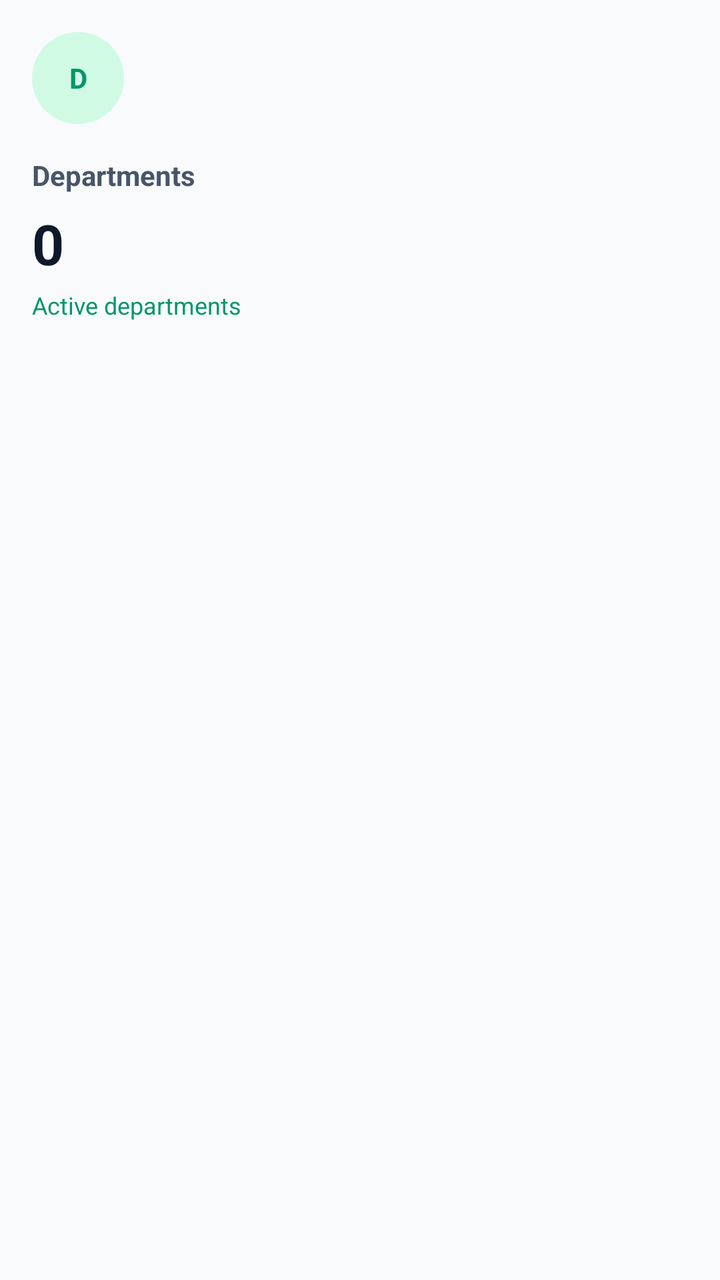
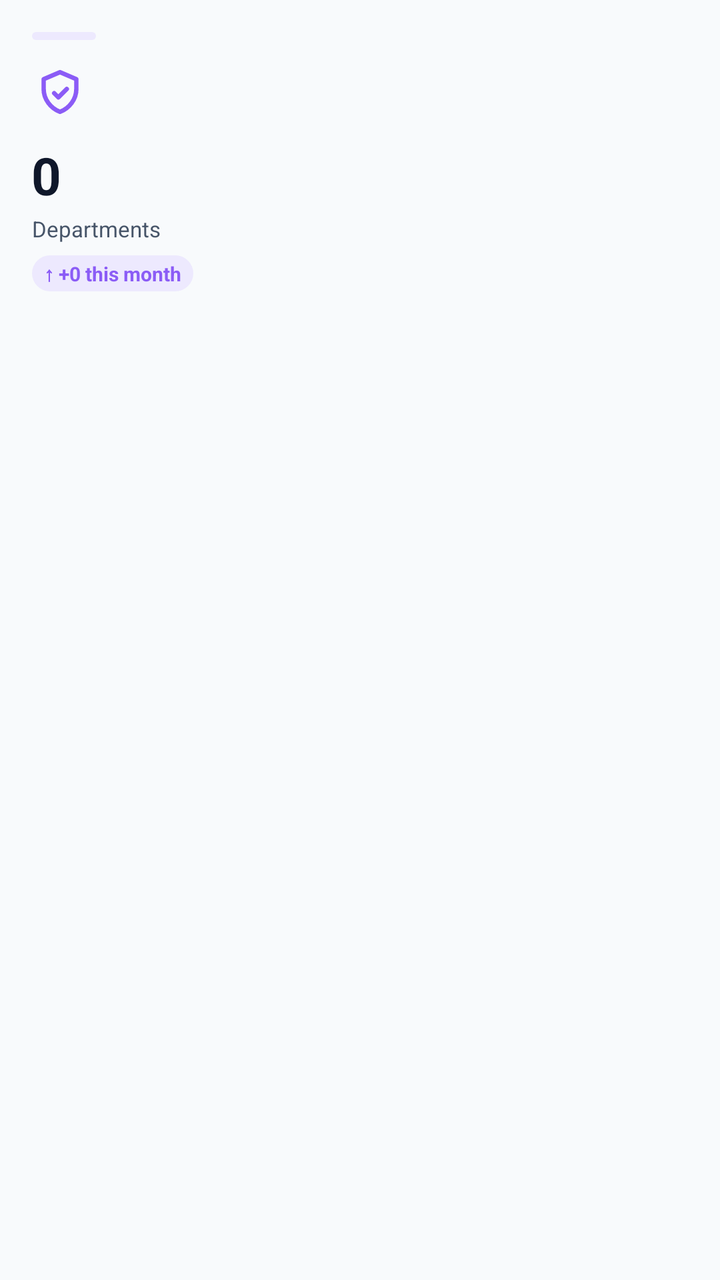

Before-and-after screenshots of an Android layout around one commit, followed by the original layout XML and the change that was made.
<!-- AndroidManifest.xml: application theme Theme.VirtualLabAdmin -->
<!-- res/layout/item_dashboard_security.xml -->
﻿<?xml version="1.0" encoding="utf-8"?>
<LinearLayout xmlns:android="http://schemas.android.com/apk/res/android"
    android:layout_width="match_parent"
    android:layout_height="wrap_content"
    android:orientation="vertical"
    android:padding="@dimen/space_md">

    <TextView
        android:layout_width="46dp"
        android:layout_height="46dp"
        android:background="@drawable/bg_chip_green_soft"
        android:gravity="center"
        android:text="D"
        android:textColor="@color/success"
        android:textStyle="bold" />

    <TextView
        android:layout_width="wrap_content"
        android:layout_height="wrap_content"
        android:layout_marginTop="@dimen/space_md"
        android:text="Departments"
        android:textColor="@color/text_muted"
        android:textStyle="bold" />

    <TextView
        android:id="@+id/statDepartments"
        android:layout_width="wrap_content"
        android:layout_height="wrap_content"
        android:layout_marginTop="6dp"
        android:text="0"
        android:textColor="@color/text_primary"
        android:textSize="28sp"
        android:textStyle="bold" />

    <TextView
        android:layout_width="wrap_content"
        android:layout_height="wrap_content"
        android:layout_marginTop="4dp"
        android:text="Active departments"
        android:textColor="@color/success"
        android:textSize="12sp" />
</LinearLayout>
<!-- resources referenced by this layout -->
<resources>
  <color name="success">#059669</color>
  <color name="text_muted">#475569</color>
  <color name="text_primary">#0F172A</color>
  <dimen name="space_md">16dp</dimen>
  <!-- drawable bg_chip_green_soft (drawable) -->
  <?xml version="1.0" encoding="utf-8"?>
  <shape xmlns:android="http://schemas.android.com/apk/res/android">
      <corners android:radius="999dp" />
      <solid android:color="@color/chip_green_bg" />
  </shape>
  <color name="chip_green_bg">#D1FAE5</color>
  <color name="brand">#4F46E5</color>
  <color name="bg_surface">#FFFFFF</color>
  <color name="stroke">#E2E8F0</color>
  <color name="bg_dark">#F8FAFC</color>
  <style name="Widget.VirtualLab.Button" parent="Widget.Material3.Button">
          <item name="android:textAllCaps">false</item>
          <item name="android:insetLeft">0dp</item>
          <item name="android:insetRight">0dp</item>
          <item name="android:insetTop">0dp</item>
          <item name="android:insetBottom">0dp</item>
          <item name="android:minHeight">@dimen/btn_h</item>
          <item name="cornerRadius">@dimen/radius_lg</item>
          <item name="android:letterSpacing">0</item>
          <item name="elevation">0dp</item>
      </style>
  <style name="Widget.VirtualLab.TextInputLayout.Outlined" parent="Widget.Material3.TextInputLayout.OutlinedBox">
          <item name="boxStrokeColor">@color/stroke</item>
          <item name="hintTextColor">@color/text_muted</item>
          <item name="boxStrokeWidth">1dp</item>
          <item name="boxStrokeWidthFocused">2dp</item>
          <item name="boxCornerRadiusTopStart">@dimen/radius_lg</item>
          <item name="boxCornerRadiusTopEnd">@dimen/radius_lg</item>
          <item name="boxCornerRadiusBottomStart">@dimen/radius_lg</item>
          <item name="boxCornerRadiusBottomEnd">@dimen/radius_lg</item>
          <item name="boxBackgroundColor">@android:color/white</item>
      </style>
  <style name="Widget.VirtualLab.Card" parent="Widget.Material3.CardView.Outlined">
          <item name="cardBackgroundColor">@color/bg_surface</item>
          <item name="strokeColor">@color/stroke</item>
          <item name="strokeWidth">1dp</item>
          <item name="cardCornerRadius">@dimen/radius_lg</item>
          <item name="cardElevation">2dp</item>
          <item name="cardUseCompatPadding">true</item>
      </style>
  <dimen name="btn_h">54dp</dimen>
  <dimen name="radius_lg">22dp</dimen>
  <!-- unchanged entries left out for length: 1 -->
</resources>

<!-- the commit's change to res/layout/item_dashboard_security.xml (unified diff, before → after) -->
@@ -1,42 +1,58 @@
-﻿<?xml version="1.0" encoding="utf-8"?>
+<?xml version="1.0" encoding="utf-8"?>
 <LinearLayout xmlns:android="http://schemas.android.com/apk/res/android"
+    xmlns:app="http://schemas.android.com/apk/res-auto"
     android:layout_width="match_parent"
     android:layout_height="wrap_content"
     android:orientation="vertical"
-    android:padding="@dimen/space_md">
+    android:padding="16dp">
 
-    <TextView
-        android:layout_width="46dp"
-        android:layout_height="46dp"
-        android:background="@drawable/bg_chip_green_soft"
-        android:gravity="center"
-        android:text="D"
-        android:textColor="@color/success"
-        android:textStyle="bold" />
+    
+    <View
+        android:layout_width="32dp"
+        android:layout_height="4dp"
+        android:background="@drawable/bg_chip_purple_soft"
+        android:layout_marginBottom="12dp" />
 
-    <TextView
-        android:layout_width="wrap_content"
-        android:layout_height="wrap_content"
-        android:layout_marginTop="@dimen/space_md"
-        android:text="Departments"
-        android:textColor="@color/text_muted"
-        android:textStyle="bold" />
+    
+    <ImageView
+        android:layout_width="28dp"
+        android:layout_height="28dp"
+        android:src="@drawable/ic_security_24"
+        app:tint="@color/purple"
+        android:layout_marginBottom="10dp" />
 
+    
     <TextView
         android:id="@+id/statDepartments"
         android:layout_width="wrap_content"
         android:layout_height="wrap_content"
-        android:layout_marginTop="6dp"
         android:text="0"
         android:textColor="@color/text_primary"
-        android:textSize="28sp"
-        android:textStyle="bold" />
+        android:textSize="26sp"
+        android:textStyle="bold"
+        android:letterSpacing="-0.02" />
 
+    
     <TextView
         android:layout_width="wrap_content"
         android:layout_height="wrap_content"
-        android:layout_marginTop="4dp"
-        android:text="Active departments"
-        android:textColor="@color/success"
-        android:textSize="12sp" />
+        android:text="Departments"
+        android:textColor="@color/text_muted"
+        android:textSize="11sp"
+        android:layout_marginTop="2dp" />
+
+    
+    <TextView
+        android:id="@+id/statDepartmentsTrend"
+        android:layout_width="wrap_content"
+        android:layout_height="wrap_content"
+        android:text="↑ +0 this month"
+        android:textColor="@color/purple"
+        android:textSize="10sp"
+        android:textStyle="bold"
+        android:layout_marginTop="6dp"
+        android:background="@drawable/bg_chip_purple_soft"
+        android:paddingHorizontal="6dp"
+        android:paddingVertical="2dp" />
+
 </LinearLayout>
<!-- resource entries referenced after the edit -->
@@ -1,16 +1,36 @@
 <!-- resources referenced by this layout -->
 <resources>
-  <color name="success">#059669</color>
+  <color name="purple">#8B5CF6</color>
   <color name="text_muted">#475569</color>
   <color name="text_primary">#0F172A</color>
-  <dimen name="space_md">16dp</dimen>
-  <!-- drawable bg_chip_green_soft (drawable) -->
+  <!-- drawable bg_chip_purple_soft (drawable) -->
   <?xml version="1.0" encoding="utf-8"?>
   <shape xmlns:android="http://schemas.android.com/apk/res/android">
-      <corners android:radius="999dp" />
-      <solid android:color="@color/chip_green_bg" />
+      <solid android:color="@color/chip_purple_bg" />
+      <corners android:radius="10dp" />
   </shape>
-  <color name="chip_green_bg">#D1FAE5</color>
+  <!-- drawable ic_security_24 (drawable) -->
+  <vector xmlns:android="http://schemas.android.com/apk/res/android"
+      android:width="24dp"
+      android:height="24dp"
+      android:viewportWidth="24"
+      android:viewportHeight="24">
+    <path
+        android:strokeColor="#FF000000"
+        android:strokeWidth="1.9"
+        android:strokeLineCap="round"
+        android:strokeLineJoin="round"
+        android:fillColor="#00000000"
+        android:pathData="M12,3.5 L19,6.5 V10.75 C19,15 16.13,18.93 12,20.5 C7.87,18.93 5,15 5,10.75 V6.5 Z"/>
+    <path
+        android:strokeColor="#FF000000"
+        android:strokeWidth="1.9"
+        android:strokeLineCap="round"
+        android:strokeLineJoin="round"
+        android:fillColor="#00000000"
+        android:pathData="M9.5,12.5 L11.3,14.3 L14.9,10.7"/>
+  </vector>
+  <color name="chip_purple_bg">#EDE9FE</color>
   <color name="brand">#4F46E5</color>
   <color name="bg_surface">#FFFFFF</color>
   <color name="stroke">#E2E8F0</color>
